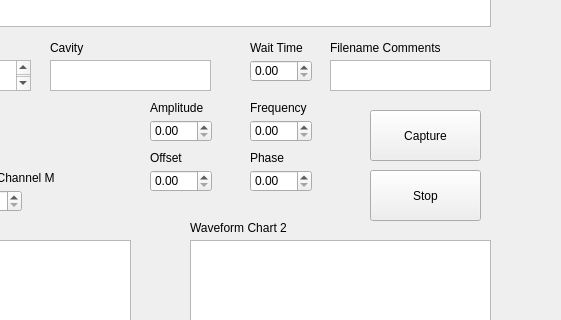
Qt form CLS_Scan/CLS_Scan.ui (BrandonMehlenbacher/Hardware) before a commit; both pictures show x 370 to 931 and y 110 to 430 of the 1120 by 870 pixel window.
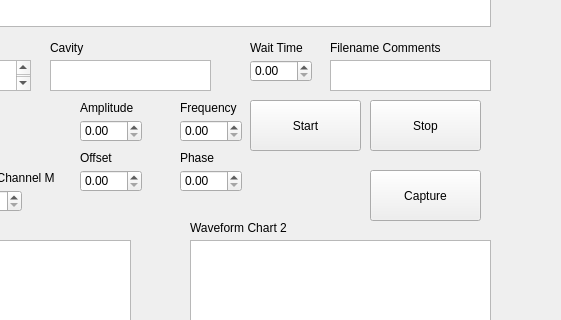
The same form after that commit.

Commit message: adding start button

Patch:
```diff
--- a/CLS_Scan/CLS_Scan.ui
+++ b/CLS_Scan/CLS_Scan.ui
@@ -109,7 +109,7 @@
    <widget class="QDoubleSpinBox" name="offset">
     <property name="geometry">
      <rect>
-      <x>520</x>
+      <x>450</x>
       <y>280</y>
       <width>62</width>
       <height>22</height>
@@ -119,7 +119,7 @@
    <widget class="QDoubleSpinBox" name="phase">
     <property name="geometry">
      <rect>
-      <x>620</x>
+      <x>550</x>
       <y>280</y>
       <width>62</width>
       <height>22</height>
@@ -129,7 +129,7 @@
    <widget class="QDoubleSpinBox" name="amplitude">
     <property name="geometry">
      <rect>
-      <x>520</x>
+      <x>450</x>
       <y>230</y>
       <width>62</width>
       <height>22</height>
@@ -139,7 +139,7 @@
    <widget class="QDoubleSpinBox" name="frequency">
     <property name="geometry">
      <rect>
-      <x>620</x>
+      <x>550</x>
       <y>230</y>
       <width>62</width>
       <height>22</height>
@@ -149,7 +149,7 @@
    <widget class="QLabel" name="label_amplitude">
     <property name="geometry">
      <rect>
-      <x>520</x>
+      <x>450</x>
       <y>210</y>
       <width>71</width>
       <height>16</height>
@@ -162,7 +162,7 @@
    <widget class="QLabel" name="label_frequency">
     <property name="geometry">
      <rect>
-      <x>620</x>
+      <x>550</x>
       <y>210</y>
       <width>71</width>
       <height>16</height>
@@ -175,7 +175,7 @@
    <widget class="QLabel" name="label_offset">
     <property name="geometry">
      <rect>
-      <x>520</x>
+      <x>450</x>
       <y>260</y>
       <width>71</width>
       <height>16</height>
@@ -188,7 +188,7 @@
    <widget class="QLabel" name="label_phase">
     <property name="geometry">
      <rect>
-      <x>620</x>
+      <x>550</x>
       <y>260</y>
       <width>71</width>
       <height>16</height>
@@ -225,7 +225,7 @@
     <property name="geometry">
      <rect>
       <x>740</x>
-      <y>280</y>
+      <y>210</y>
       <width>111</width>
       <height>51</height>
      </rect>
@@ -238,7 +238,7 @@
     <property name="geometry">
      <rect>
       <x>740</x>
-      <y>220</y>
+      <y>280</y>
       <width>111</width>
       <height>51</height>
      </rect>
@@ -428,6 +428,19 @@
      <string>Filename Comments</string>
     </property>
    </widget>
+   <widget class="QPushButton" name="start">
+    <property name="geometry">
+     <rect>
+      <x>620</x>
+      <y>210</y>
+      <width>111</width>
+      <height>51</height>
+     </rect>
+    </property>
+    <property name="text">
+     <string>Start</string>
+    </property>
+   </widget>
   </widget>
   <widget class="QMenuBar" name="menubar">
    <property name="geometry">
```
The commit also changes 1 other file.
